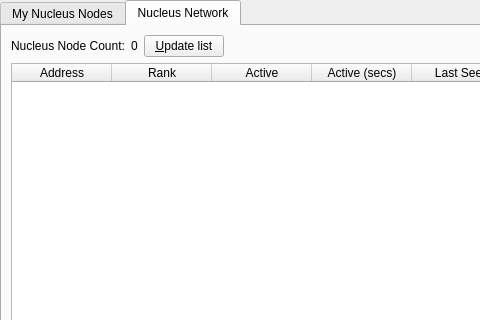
This is src/qt/forms/masternodemanager.ui in neutroncoin/neutron as Qt 5 draws it before an edit; both pictures show x 0 to 480 and y 0 to 320 of the 723 by 457 pixel window. The edited form follows.
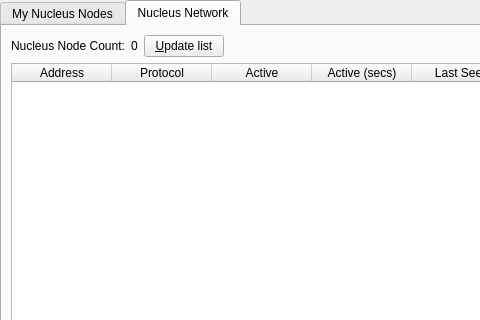
This is the edited form. The open tabs and pages were chosen to show the change.

Commit message: Fix frequent slowness and CPU usage, replace rank with protocol in masternode list

The edit to the form file:
```diff
--- a/src/qt/forms/masternodemanager.ui
+++ b/src/qt/forms/masternodemanager.ui
@@ -258,7 +258,7 @@
            </column>
            <column>
             <property name="text">
-             <string>Rank</string>
+             <string>Protocol</string>
             </property>
            </column>
            <column>
```
The commit also changes 1 other file.
